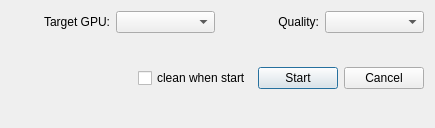
Before: the Qt Designer form Sources/Tools/QtTools/ReloadSprites/DialogReloadSprites.ui in xaoctech/dava.engine, drawn with Qt 5.
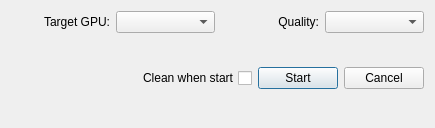
After: the same form once the commit is applied.

Commit message: [DF-7122], [DF-7123] UI fixed

Patch:
```diff
--- a/Sources/Tools/QtTools/ReloadSprites/DialogReloadSprites.ui
+++ b/Sources/Tools/QtTools/ReloadSprites/DialogReloadSprites.ui
@@ -80,8 +80,14 @@
      </item>
      <item>
       <widget class="QCheckBox" name="checkBox_clean">
+       <property name="whatsThis">
+        <string>Cleaer $process folder </string>
+       </property>
+       <property name="layoutDirection">
+        <enum>Qt::RightToLeft</enum>
+       </property>
        <property name="text">
-        <string>clean when start</string>
+        <string>Clean when start</string>
        </property>
       </widget>
      </item>
```
Left out of the diff: 21 changed lines with no effect on the pictures.
